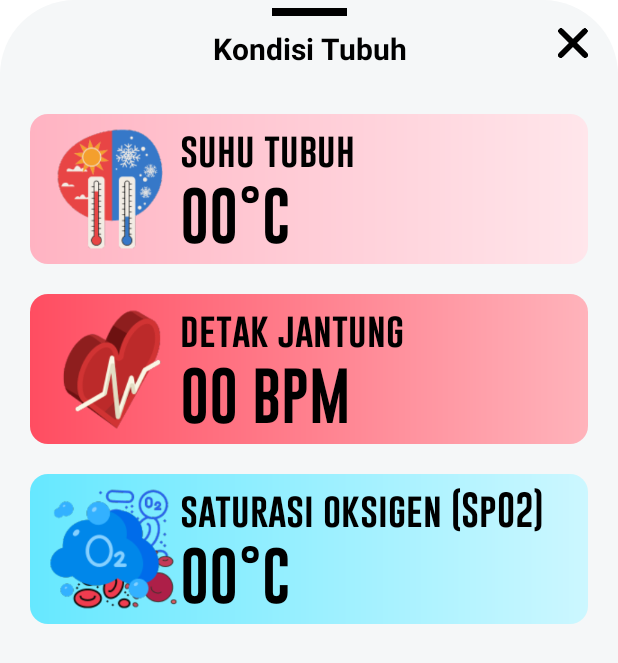
After one commit to Masdikaa/Android-ESP-Firebase, an Android app: the layout bottom_sheet_dialog.xml on its own in the app's theme, with its tools: preview values and no code run, on a phone screen of 412 x 824 dp. The commit adds this screen. Shown: the top 663 px of the screen. Run offline under Robolectric (Android 15) with nearby library versions, the phone set to English and light mode, and no system bars.

Commit message:
Designing Bottom Dialog

```diff
--- /dev/null
+++ b/app/src/main/java/com/masdika/espandroidfirebase/HistoryFragment.kt
@@ -0,0 +1,25 @@
+package com.masdika.espandroidfirebase
+
+import android.os.Bundle
+import android.view.LayoutInflater
+import android.view.View
+import android.view.ViewGroup
+import androidx.fragment.app.Fragment
+import com.masdika.espandroidfirebase.databinding.FragmentHistoryBinding
+
+private var _binding: FragmentHistoryBinding? = null
+private val binding get() = _binding!!
+
+class HistoryFragment : Fragment() {
+
+
+    override fun onCreateView(
+        inflater: LayoutInflater, container: ViewGroup?,
+        savedInstanceState: Bundle?
+    ): View? {
+        _binding = FragmentHistoryBinding.inflate(inflater, container, false)
+        return binding.root
+    }
+
+
+}
--- a/app/src/main/java/com/masdika/espandroidfirebase/MainActivity.kt
+++ b/app/src/main/java/com/masdika/espandroidfirebase/MainActivity.kt
@@ -1,19 +1,27 @@
 package com.masdika.espandroidfirebase
 
 import android.os.Bundle
+import android.util.Log
+import android.view.View
+import android.widget.ImageView
+import android.widget.TextView
 import androidx.appcompat.app.AppCompatActivity
 import androidx.appcompat.app.AppCompatDelegate
+import androidx.fragment.app.FragmentManager
+import com.google.android.material.bottomsheet.BottomSheetDialog
 import com.google.firebase.database.DataSnapshot
 import com.google.firebase.database.DatabaseError
 import com.google.firebase.database.DatabaseReference
 import com.google.firebase.database.FirebaseDatabase
 import com.google.firebase.database.ValueEventListener
 import com.masdika.espandroidfirebase.databinding.ActivityMainBinding
+import nl.joery.animatedbottombar.AnimatedBottomBar
 
 class MainActivity : AppCompatActivity() {
 
     private lateinit var binding: ActivityMainBinding
     private lateinit var database: DatabaseReference
+    private lateinit var dialog: BottomSheetDialog
 
     override fun onCreate(savedInstanceState: Bundle?) {
         super.onCreate(savedInstanceState)
@@ -48,6 +56,61 @@ class MainActivity : AppCompatActivity() {
                 // Handle error
             }
         })
+
+
+        binding.bottomBar.setOnTabSelectListener(object : AnimatedBottomBar.OnTabSelectListener {
+            override fun onTabSelected(
+                lastIndex: Int,
+                lastTab: AnimatedBottomBar.Tab?,
+                newIndex: Int,
+                newTab: AnimatedBottomBar.Tab
+            ) {
+                Log.d("Bottom_Bar", "Selected index: $newIndex, title: ${newTab.title}")
+                when (newTab.id) {
+                    R.id.tab_profile -> {
+                        binding.mapView.visibility = View.VISIBLE
+
+                        // remove Fragment History
+                        val fragmentManager: FragmentManager = supportFragmentManager
+                        val fragment = fragmentManager.findFragmentById(R.id.frame_layout)
+                        fragment?.let {
+                            fragmentManager.beginTransaction().remove(it).commit()
+                            Log.d("Remove Fragment", "Fragment : $fragment")
+                        }
+                    }
+
+                    R.id.tab_history -> {
+                        // Disable mapview
+                        binding.mapView.visibility = View.GONE
+
+                        supportFragmentManager.beginTransaction()
+                            .replace(R.id.frame_layout, HistoryFragment()).commit()
+                    }
+
+                }
+            }
+        })
+
+        binding.openDialog.setOnClickListener {
+            showBottomSheet()
+        }
+
+    }
+
+    private fun showBottomSheet() {
+        dialog = BottomSheetDialog(this)
+        dialog = BottomSheetDialog(this, R.style.AppBottomSheetDialogTheme)
+
+        val view = layoutInflater.inflate(R.layout.bottom_sheet_dialog, null)
+        val btnClose = view.findViewById<ImageView>(R.id.close_button)
+
+        btnClose.setOnClickListener {
+            dialog.dismiss()
+        }
+
+        dialog.setCancelable(false)
+        dialog.setContentView(view)
+        dialog.show()
     }
 
 }
--- /dev/null
+++ b/app/src/main/res/drawable/dialog_bg_blood_oxygen.xml
@@ -0,0 +1,13 @@
+<?xml version="1.0" encoding="utf-8"?>
+<shape xmlns:android="http://schemas.android.com/apk/res/android">
+
+    <corners android:radius="12dp" />
+
+    <!--    <solid android:color="@color/pink_bg" />-->
+
+    <gradient
+        android:startColor="@color/mint_start"
+        android:endColor="@color/mint_end"
+        android:type="linear"/>
+
+</shape>
--- /dev/null
+++ b/app/src/main/res/drawable/dialog_bg_heartbeat.xml
@@ -0,0 +1,13 @@
+<?xml version="1.0" encoding="utf-8"?>
+<shape xmlns:android="http://schemas.android.com/apk/res/android">
+
+    <corners android:radius="12dp" />
+
+    <!--    <solid android:color="@color/pink_bg" />-->
+
+    <gradient
+        android:endColor="@color/red_end"
+        android:startColor="@color/red_start"
+        android:type="linear"/>
+
+</shape>
--- /dev/null
+++ b/app/src/main/res/drawable/dialog_bg_temperature.xml
@@ -0,0 +1,13 @@
+<?xml version="1.0" encoding="utf-8"?>
+<shape xmlns:android="http://schemas.android.com/apk/res/android">
+
+    <corners android:radius="12dp" />
+
+    <!--    <solid android:color="@color/pink_bg" />-->
+
+    <gradient
+        android:endColor="@color/pink_end"
+        android:startColor="@color/pink_start"
+        android:type="linear"/>
+
+</shape>
--- a/app/src/main/res/drawable/layout_background.xml
+++ /dev/null
@@ -1,8 +0,0 @@
-<?xml version="1.0" encoding="utf-8"?>
-<shape xmlns:android="http://schemas.android.com/apk/res/android">
-    <corners android:radius="12dp" />
-    <stroke
-        android:width="1dp"
-        android:color="@color/black" />
-    <solid android:color="@color/gray" />
-</shape>
--- /dev/null
+++ b/app/src/main/res/layout/bottom_sheet_dialog.xml
@@ -0,0 +1,203 @@
+<?xml version="1.0" encoding="utf-8"?>
+<LinearLayout xmlns:android="http://schemas.android.com/apk/res/android"
+    xmlns:app="http://schemas.android.com/apk/res-auto"
+    android:layout_width="match_parent"
+    android:layout_height="match_parent"
+    android:background="@drawable/top_round"
+    android:orientation="vertical">
+
+    <androidx.constraintlayout.widget.ConstraintLayout
+        android:layout_width="match_parent"
+        android:layout_height="wrap_content"
+        android:paddingBottom="40dp">
+
+        <View
+            android:id="@+id/dot_dialog"
+            android:layout_width="50dp"
+            android:layout_height="5dp"
+            android:layout_gravity="center"
+            android:layout_marginTop="5dp"
+            android:background="@color/black"
+            app:layout_constraintEnd_toEndOf="parent"
+            app:layout_constraintStart_toStartOf="parent"
+            app:layout_constraintTop_toTopOf="parent" />
+
+        <RelativeLayout
+            android:id="@+id/top_sheet"
+            android:layout_width="match_parent"
+            android:layout_height="wrap_content"
+            android:layout_marginTop="8dp"
+            android:orientation="horizontal"
+            app:layout_constraintEnd_toEndOf="parent"
+            app:layout_constraintStart_toStartOf="parent"
+            app:layout_constraintTop_toBottomOf="@id/dot_dialog">
+
+            <TextView
+                android:id="@+id/tv_kondisi"
+                android:layout_width="wrap_content"
+                android:layout_height="wrap_content"
+                android:layout_alignParentStart="true"
+                android:layout_alignParentTop="true"
+                android:layout_alignParentEnd="true"
+                android:text="Kondisi Tubuh"
+                android:textAlignment="center"
+                android:textColor="@color/black"
+                android:textSize="20sp"
+                android:textStyle="bold" />
+
+            <ImageView
+                android:id="@+id/close_button"
+                android:layout_width="20sp"
+                android:layout_height="20sp"
+                android:layout_alignParentTop="true"
+                android:layout_alignParentEnd="true"
+                android:layout_marginEnd="20dp"
+                android:importantForAccessibility="no"
+                android:src="@drawable/close_icon" />
+
+        </RelativeLayout>
+
+        <RelativeLayout
+            android:id="@+id/temperature_content"
+            android:layout_width="0dp"
+            android:layout_height="100dp"
+            android:layout_marginHorizontal="20dp"
+            android:layout_marginTop="30dp"
+            android:background="@drawable/dialog_bg_temperature"
+            app:layout_constraintEnd_toEndOf="parent"
+            app:layout_constraintStart_toStartOf="parent"
+            app:layout_constraintTop_toBottomOf="@id/top_sheet">
+
+            <ImageView
+                android:id="@+id/icon_temperature"
+                android:layout_width="90dp"
+                android:layout_height="90dp"
+                android:layout_alignParentStart="true"
+                android:layout_alignParentTop="true"
+                android:layout_alignParentBottom="true"
+                android:layout_marginStart="10dp"
+                android:src="@drawable/dialog_temperature_icon" />
+
+            <TextView
+                android:id="@+id/title_temperature"
+                android:layout_width="wrap_content"
+                android:layout_height="wrap_content"
+                android:layout_marginTop="8dp"
+                android:layout_toEndOf="@id/icon_temperature"
+                android:fontFamily="@font/gobold"
+                android:text="suhu tubuh"
+                android:textColor="@color/black"
+                android:textSize="24sp" />
+
+            <TextView
+                android:layout_width="wrap_content"
+                android:layout_height="wrap_content"
+                android:layout_below="@id/title_temperature"
+                android:layout_alignParentBottom="true"
+                android:layout_marginTop="3dp"
+                android:layout_toEndOf="@id/icon_temperature"
+                android:fontFamily="@font/gobold"
+                android:text="00°C"
+                android:textAlignment="textStart"
+                android:textColor="@color/black"
+                android:textSize="38sp" />
+
+        </RelativeLayout>
+
+        <RelativeLayout
+            android:id="@+id/heart_rate_content"
+            android:layout_width="0dp"
+            android:layout_height="100dp"
+            android:layout_marginHorizontal="20dp"
+            android:layout_marginTop="20dp"
+            android:background="@drawable/dialog_bg_heartbeat"
+            app:layout_constraintEnd_toEndOf="parent"
+            app:layout_constraintStart_toStartOf="parent"
+            app:layout_constraintTop_toBottomOf="@id/temperature_content">
+
+            <ImageView
+                android:id="@+id/icon_heartrate"
+                android:layout_width="90dp"
+                android:layout_height="90dp"
+                android:layout_alignParentStart="true"
+                android:layout_alignParentTop="true"
+                android:layout_alignParentBottom="true"
+                android:layout_marginStart="10dp"
+                android:src="@drawable/dialog_heart_rate_icon" />
+
+            <TextView
+                android:id="@+id/title_heart_rate"
+                android:layout_width="wrap_content"
+                android:layout_height="wrap_content"
+                android:layout_marginTop="8dp"
+                android:layout_toEndOf="@id/icon_heartrate"
+                android:fontFamily="@font/gobold"
+                android:text="detak jantung"
+                android:textColor="@color/black"
+                android:textSize="24sp" />
+
+            <TextView
+                android:layout_width="wrap_content"
+                android:layout_height="wrap_content"
+                android:layout_below="@id/title_heart_rate"
+                android:layout_alignParentBottom="true"
+                android:layout_marginTop="3dp"
+                android:layout_toEndOf="@id/icon_heartrate"
+                android:fontFamily="@font/gobold"
+                android:text="00 BPM"
+                android:textAlignment="textStart"
+                android:textColor="@color/black"
+                android:textSize="38sp" />
+
+        </RelativeLayout>
+
+        <RelativeLayout
+            android:id="@+id/blood_oxygen_content"
+            android:layout_width="0dp"
+            android:layout_height="100dp"
+            android:layout_marginHorizontal="20dp"
+            android:layout_marginTop="20dp"
+            android:background="@drawable/dialog_bg_blood_oxygen"
+            app:layout_constraintEnd_toEndOf="parent"
+            app:layout_constraintStart_toStartOf="parent"
+            app:layout_constraintTop_toBottomOf="@id/heart_rate_content">
+
+            <ImageView
+                android:id="@+id/icon_blood_oxygen"
+                android:layout_width="90dp"
+                android:layout_height="90dp"
+                android:layout_alignParentStart="true"
+                android:layout_alignParentTop="true"
+                android:layout_alignParentBottom="true"
+                android:layout_marginStart="10dp"
+                android:src="@drawable/dialog_blood_oxygen_icon" />
+
+            <TextView
+                android:id="@+id/title_blood_oxygen"
+                android:layout_width="wrap_content"
+                android:layout_height="wrap_content"
+                android:layout_marginTop="8dp"
+                android:layout_toEndOf="@id/icon_blood_oxygen"
+                android:fontFamily="@font/gobold"
+                android:text="saturasi oksigen (SpO2)"
+                android:textColor="@color/black"
+                android:textSize="24sp" />
+
+            <TextView
+                android:layout_width="wrap_content"
+                android:layout_height="wrap_content"
+                android:layout_below="@id/title_blood_oxygen"
+                android:layout_alignParentBottom="true"
+                android:layout_marginTop="3dp"
+                android:layout_toEndOf="@id/icon_blood_oxygen"
+                android:fontFamily="@font/gobold"
+                android:text="00°C"
+                android:textAlignment="textStart"
+                android:textColor="@color/black"
+                android:textSize="38sp" />
+
+        </RelativeLayout>
+
+    </androidx.constraintlayout.widget.ConstraintLayout>
+
+</LinearLayout>
--- /dev/null
+++ b/app/src/main/res/layout/fragment_history.xml
@@ -0,0 +1,18 @@
+<?xml version="1.0" encoding="utf-8"?>
+<FrameLayout xmlns:android="http://schemas.android.com/apk/res/android"
+    xmlns:tools="http://schemas.android.com/tools"
+    android:layout_width="match_parent"
+    android:layout_height="match_parent"
+    tools:context=".HistoryFragment">
+
+    <TextView
+        android:layout_width="match_parent"
+        android:layout_height="wrap_content"
+        android:layout_gravity="center"
+        android:fontFamily="@font/poppins"
+        android:text="History Fragment"
+        android:textAlignment="center"
+        android:textColor="@color/black"
+        android:textSize="22sp" />
+
+</FrameLayout>
--- a/app/src/main/res/values/colors.xml
+++ b/app/src/main/res/values/colors.xml
@@ -8,4 +8,15 @@
     <color name="secondary">#03053D</color>
     <color name="gray">#F5F7F8</color>
     <color name="dark_gray">#222831</color>
+
+    <color name="pink_start">#FFB3C2</color>
+    <color name="pink_end">#FFE6EB</color>
+
+    <color name="mint_start">#66E8FF</color>
+    <color name="mint_end">#CCF7FF</color>
+
+    <color name="red_start">#FF4D61</color>
+    <color name="red_end">#FFB3BB</color>
+
+
 </resources>
--- a/app/src/main/res/values/strings.xml
+++ b/app/src/main/res/values/strings.xml
@@ -1,3 +1,5 @@
 <resources>
     <string name="app_name">ESP Android Firebase</string>
+    <!-- TODO: Remove or change this placeholder text -->
+    <string name="hello_blank_fragment">Hello blank fragment</string>
 </resources>
--- a/app/src/main/res/values/themes.xml
+++ b/app/src/main/res/values/themes.xml
@@ -16,5 +16,15 @@
         <!-- <item name="colorPrimary">@color/my_light_primary</item> -->
     </style>
 
+    <!-- Define Dialog Sheet Bottom Style-->
+    <style name="AppBottomSheetDialogTheme" parent="Theme.Design.BottomSheetDialog">
+        <item name="bottomSheetStyle">@style/AppModelStyle</item>
+    </style>
+
+    <style name="AppModelStyle" parent="Widget.Design.BottomSheet.Modal">
+        <item name="android:background">@drawable/dialog_sheet_round</item>
+    </style>
+
+
     <style name="Theme.ESPAndroidFirebase" parent="Base.Theme.ESPAndroidFirebase" />
 </resources>
```
Also changed, not shown: app/src/main/res/drawable/dialog_blood_oxygen_icon.png (added), app/src/main/res/drawable/dialog_heart_rate_icon.png (added), app/src/main/res/drawable/dialog_temperature_icon.png (added), app/src/main/res/font/gobold.otf (added).
